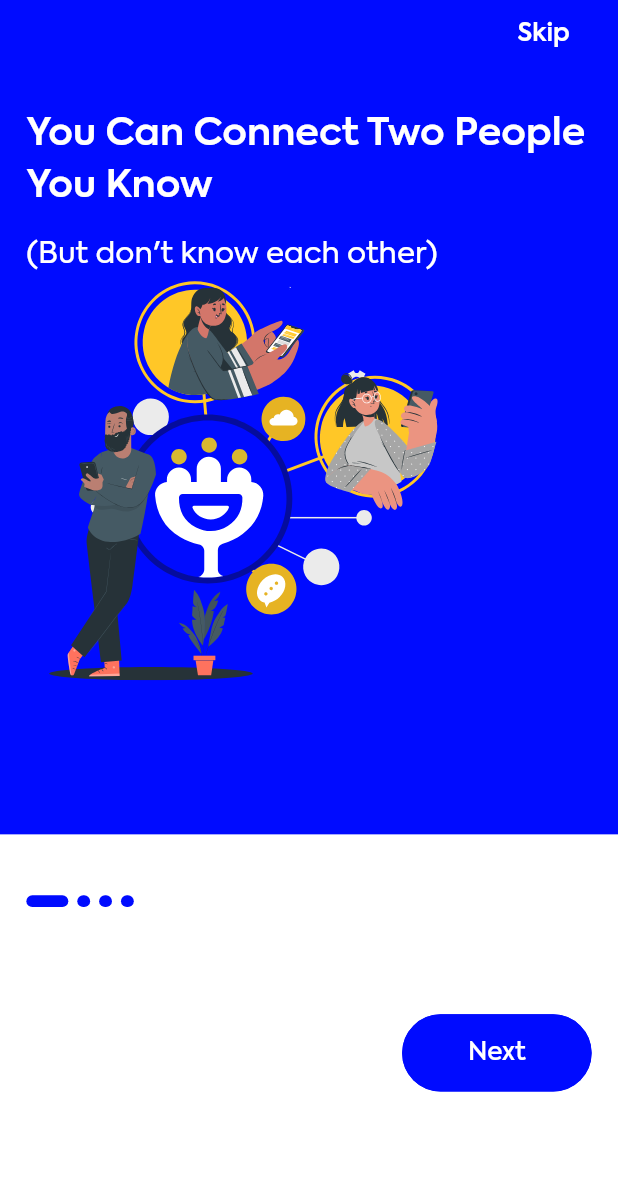
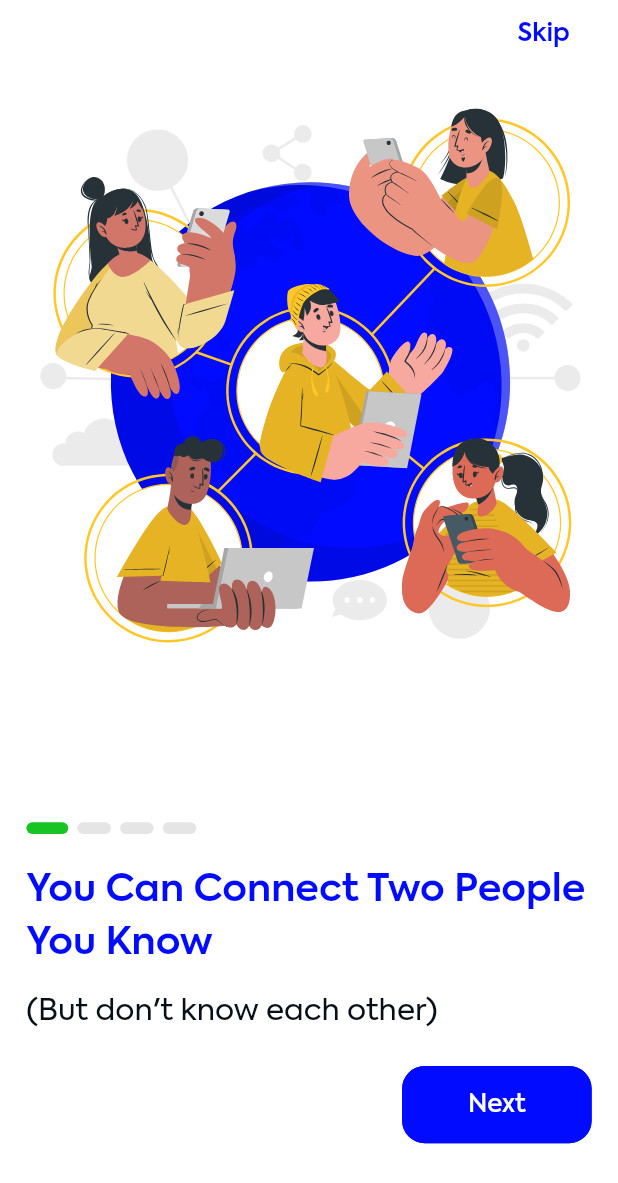
Before and after one commit to shahiddgk/pluhg_mobile, a Flutter app: the OnboardingScreen2View screen opened directly, on a phone screen of 412 x 824 dp. Shown: the top 1183 px of the screen. Run offline on Flutter 3.47's test engine with Material 2 defaults, Android fonts, the phone set to English and light mode, and no system bars; our stand-ins replace cached_network_image, country_code_picker, dio, emoji_picker_flutter, file_picker, firebase_core and 21 more; missing offline and left inert: flutter_dialogs, open_document; accounts and stored records are empty; network calls fail; project files that could hold a hidden picture were left out.

Commit message:
Integrated New Onboarding Screens

```diff
--- a/lib/app/modules/onboarding_screen/views/onboarding_intro_screen_view.dart
+++ b/lib/app/modules/onboarding_screen/views/onboarding_intro_screen_view.dart
@@ -18,9 +18,9 @@ class OnboardingScreen2View extends GetView<OnboardingScreenController> {
             crossAxisAlignment: CrossAxisAlignment.start,
             children: [
               Container(
-                color: pluhgColour,
+                color: Colors.white,
                 width: double.infinity,
-                height: 548.13.h,
+                height: 500.13.h,
                 child: SafeArea(
                   child: Padding(
                     padding: EdgeInsets.symmetric(horizontal: 16.w),
@@ -39,7 +39,7 @@ class OnboardingScreen2View extends GetView<OnboardingScreenController> {
                                   fontSize: 15.sp,
                                   fontWeight: FontWeight.w600,
                                   height: 1.19,
-                                  color: Colors.white,
+                                  color: pluhgColour,
                                 ),
                               ),
                             ),
@@ -48,27 +48,17 @@ class OnboardingScreen2View extends GetView<OnboardingScreenController> {
                         SizedBox(
                           height: 24.h,
                         ),
-                        Text(
-                          controller.title[controller.currentIndex.value],
-                          style: TextStyle(
-                            color: Colors.white,
-                            fontSize: 23.sp,
-                            fontWeight: FontWeight.w600,
-                            height: 1.4,
+
+                        Center(
+                          child: SizedBox(
+                            width: 355.42.w,
+                            height: 355.h,
+                            child: SvgPicture.asset(
+                              controller.imgList[controller.currentIndex.value],
+                            ),
                           ),
                         ),
-                        SizedBox(height: 12.h),
-                        Text(
-                          controller.subTitle[controller.currentIndex.value],
-                          style: TextStyle(color: Colors.white, fontSize: 18.sp, height: 1.56),
-                        ),
-                        SizedBox(
-                          width: 263.42.w,
-                          height: 264.h,
-                          child: SvgPicture.asset(
-                            controller.imgList[controller.currentIndex.value],
-                          ),
-                        )
+
                       ],
                     ),
                   ),
@@ -86,7 +76,24 @@ class OnboardingScreen2View extends GetView<OnboardingScreenController> {
                       children: List<Widget>.generate(4, (index) => _indicator(index == controller.currentIndex.value)),
                     ),
                     SizedBox(
-                      height: 70.47.h,
+                      height: 20.47.h,
+                    ),
+                    Text(
+                      controller.title[controller.currentIndex.value],
+                      style: TextStyle(
+                        color: pluhgColour,
+                        fontSize: 23.sp,
+                        fontWeight: FontWeight.w600,
+                        height: 1.4,
+                      ),
+                    ),
+                    SizedBox(height: 12.h),
+                    Text(
+                      controller.subTitle[controller.currentIndex.value],
+                      style: TextStyle(color: pluhgMenuBlackColour, fontSize: 18.sp, height: 1.56),
+                    ),
+                    SizedBox(
+                      height: 20.47.h,
                     ),
                     Row(
                       children: [
@@ -96,9 +103,10 @@ class OnboardingScreen2View extends GetView<OnboardingScreenController> {
                             constraints: BoxConstraints(maxWidth: 115.w),
                             child: PluhgButton(
                               text: 'Previous',
-                              borderWidth: 2,
-                              borderColor: pluhgGrayColour,
-                              textColor: pluhgGrayColour,
+                              borderWidth: 0,
+                              borderRadius: 0,
+                              borderColor: Colors.transparent,
+                              textColor: pluhgColour,
                               color: Colors.transparent,
                               onPressed: () {
                                 controller.currentIndex.value -= 1;
@@ -110,6 +118,7 @@ class OnboardingScreen2View extends GetView<OnboardingScreenController> {
                         ConstrainedBox(
                           constraints: BoxConstraints(maxWidth: 115.w),
                           child: PluhgButton(
+                            borderRadius: 15,
                             text: controller.currentIndex.value == 3 ? 'Sign Up' : 'Next',
                             onPressed: () {
                               if (controller.currentIndex.value == 3) {
@@ -125,6 +134,7 @@ class OnboardingScreen2View extends GetView<OnboardingScreenController> {
                   ],
                 ),
               ),
+
             ],
           )),
     );
@@ -133,11 +143,11 @@ class OnboardingScreen2View extends GetView<OnboardingScreenController> {
   Widget _indicator(bool isCurrent) {
     return AnimatedContainer(
       duration: Duration(milliseconds: 250),
-      width: isCurrent ? 25.44.w : 7.79.w,
+      width: isCurrent ? 25.44.w : 20.44.w,
       height: 7.79.h,
       margin: EdgeInsets.only(right: 5.46.w),
       decoration: BoxDecoration(
-        color: pluhgColour,
+        color: isCurrent ? pluhgGreenColour : pluhgMilkColour,
         borderRadius: BorderRadius.circular(50.r),
       ),
     );
```
Also changed, not shown: assets/svg/onboarding1.svg, assets/svg/onboarding2.svg, assets/svg/onboarding3.svg, assets/svg/onboarding4.svg.
